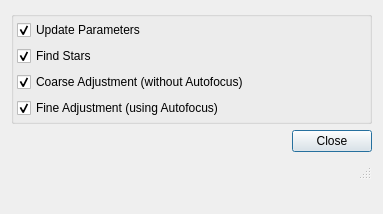
KDE/kstars, file kstars/ekos/focus/focusadvisor.ui: the form before one commit.
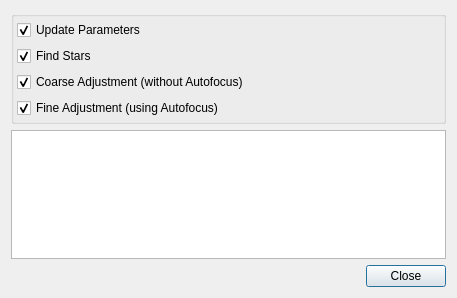
The form after the commit.

Commit message:
Focus Advisor v4 Results Table
Added a results table to Focus Advisor version 4. The purpose of this is to allow the user to see progress towards solution of the various runs: Coarse Adjustment, Fine Adjustment, etc.

Updated KStars Handbook for latest Focus Advisor version.

Fixed an issue where overscan variability can cause excessive reruns.

What changed in the file:
```diff
--- a/kstars/ekos/focus/focusadvisor.ui
+++ b/kstars/ekos/focus/focusadvisor.ui
@@ -6,8 +6,8 @@
    <rect>
     <x>0</x>
     <y>0</y>
-    <width>383</width>
-    <height>214</height>
+    <width>457</width>
+    <height>298</height>
    </rect>
   </property>
   <property name="windowTitle">
@@ -148,6 +148,46 @@
      </layout>
     </widget>
    </item>
+   <item>
+    <widget class="QTableWidget" name="focusAdvTable">
+     <property name="enabled">
+      <bool>true</bool>
+     </property>
+     <property name="sizePolicy">
+      <sizepolicy hsizetype="Preferred" vsizetype="Preferred">
+       <horstretch>0</horstretch>
+       <verstretch>0</verstretch>
+      </sizepolicy>
+     </property>
+     <property name="minimumSize">
+      <size>
+       <width>0</width>
+       <height>0</height>
+      </size>
+     </property>
+     <property name="editTriggers">
+      <set>QAbstractItemView::NoEditTriggers</set>
+     </property>
+     <property name="alternatingRowColors">
+      <bool>true</bool>
+     </property>
+     <property name="selectionMode">
+      <enum>QAbstractItemView::NoSelection</enum>
+     </property>
+     <property name="rowCount">
+      <number>0</number>
+     </property>
+     <property name="columnCount">
+      <number>0</number>
+     </property>
+     <attribute name="horizontalHeaderCascadingSectionResizes">
+      <bool>false</bool>
+     </attribute>
+     <attribute name="verticalHeaderVisible">
+      <bool>false</bool>
+     </attribute>
+    </widget>
+   </item>
    <item>
     <widget class="QDialogButtonBox" name="focusAdvButtonBox">
      <property name="sizePolicy">
@@ -167,16 +207,6 @@
      </property>
     </widget>
    </item>
-   <item>
-    <widget class="QStatusBar" name="focusAdvStatusBar">
-     <property name="sizePolicy">
-      <sizepolicy hsizetype="Preferred" vsizetype="Fixed">
-       <horstretch>0</horstretch>
-       <verstretch>0</verstretch>
-      </sizepolicy>
-     </property>
-    </widget>
-   </item>
    <item>
     <spacer name="verticalSpacer">
      <property name="orientation">
```
The commit also changes 11 other files.
